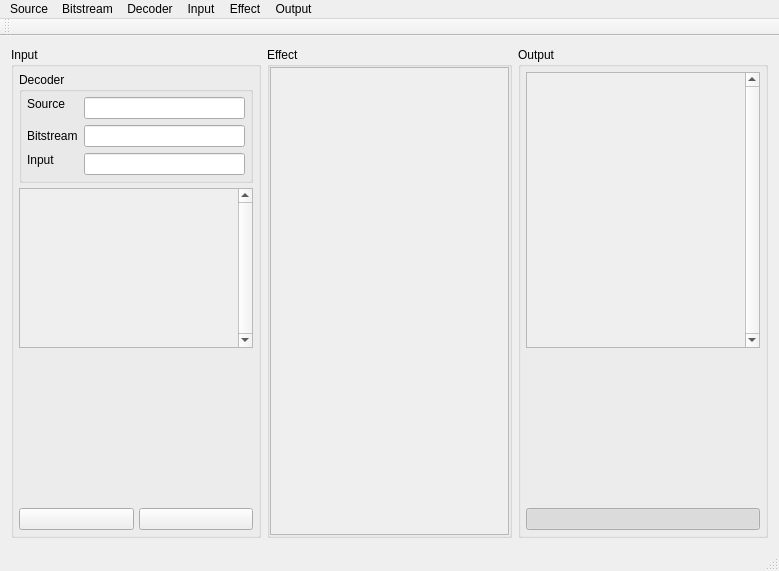
First picture: the form in src/interface/Decoder.ui, repository andresgonzalezfornell/TFM, before the edit.
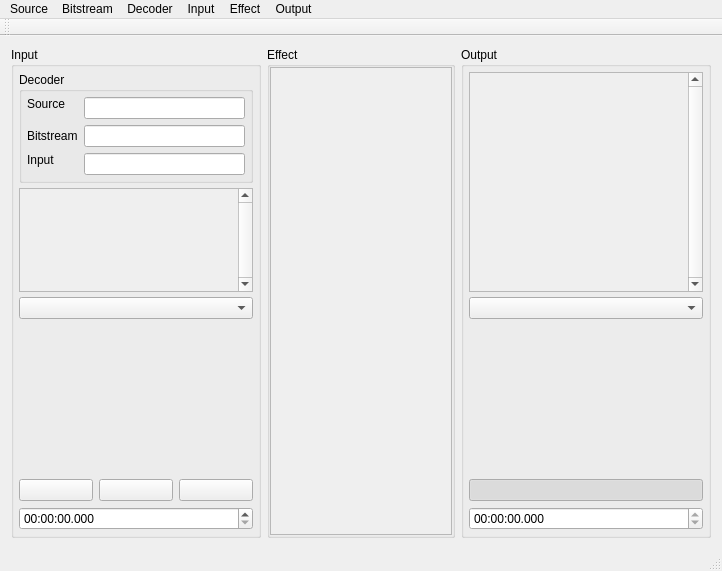
Second picture: the form after the edit. Icons and pictures are not drawn.

Commit message:
Input & output playback indicators
Input/output chart
Input/output playback time

Diff of the .ui file:
```diff
--- a/src/interface/Decoder.ui
+++ b/src/interface/Decoder.ui
@@ -6,7 +6,7 @@
    <rect>
     <x>0</x>
     <y>0</y>
-    <width>779</width>
+    <width>722</width>
     <height>571</height>
    </rect>
   </property>
@@ -212,8 +212,8 @@
            <rect>
             <x>0</x>
             <y>0</y>
-            <width>216</width>
-            <height>94</height>
+            <width>217</width>
+            <height>82</height>
            </rect>
           </property>
           <layout class="QVBoxLayout" name="input_channels_layout">
@@ -236,8 +236,17 @@
          </widget>
         </widget>
        </item>
+       <item>
+        <widget class="QComboBox" name="input_chart_selector"/>
+       </item>
        <item>
         <widget class="QWidget" name="input_chart" native="true">
+         <property name="sizePolicy">
+          <sizepolicy hsizetype="Fixed" vsizetype="Fixed">
+           <horstretch>0</horstretch>
+           <verstretch>0</verstretch>
+          </sizepolicy>
+         </property>
          <property name="minimumSize">
           <size>
            <width>200</width>
@@ -256,14 +265,11 @@
         </widget>
        </item>
        <item>
-        <layout class="QHBoxLayout" name="input_controls">
-         <property name="spacing">
-          <number>5</number>
-         </property>
+        <layout class="QGridLayout" name="input_controls">
          <property name="sizeConstraint">
           <enum>QLayout::SetDefaultConstraint</enum>
          </property>
-         <item>
+         <item row="0" column="0">
           <widget class="QPushButton" name="input_playback">
            <property name="sizePolicy">
             <sizepolicy hsizetype="Minimum" vsizetype="Fixed">
@@ -296,7 +302,34 @@
            </property>
           </widget>
          </item>
-         <item>
+         <item row="1" column="0" colspan="3">
+          <widget class="QDateTimeEdit" name="input_timer">
+           <property name="currentSection">
+            <enum>QDateTimeEdit::SecondSection</enum>
+           </property>
+           <property name="displayFormat">
+            <string>hh:mm:ss.zzz</string>
+           </property>
+           <property name="calendarPopup">
+            <bool>false</bool>
+           </property>
+          </widget>
+         </item>
+         <item row="0" column="1">
+          <widget class="QPushButton" name="input_stop">
+           <property name="text">
+            <string/>
+           </property>
+           <property name="icon">
+            <iconset resource="media.qrc">
+             <normaloff>:/icons/stop</normaloff>:/icons/stop</iconset>
+           </property>
+           <property name="checkable">
+            <bool>false</bool>
+           </property>
+          </widget>
+         </item>
+         <item row="0" column="2">
           <widget class="QPushButton" name="input_info">
            <property name="sizePolicy">
             <sizepolicy hsizetype="Minimum" vsizetype="Fixed">
@@ -361,7 +394,7 @@
            <rect>
             <x>0</x>
             <y>0</y>
-            <width>215</width>
+            <width>158</width>
             <height>477</height>
            </rect>
           </property>
@@ -455,8 +488,8 @@
            <rect>
             <x>0</x>
             <y>0</y>
-            <width>216</width>
-            <height>153</height>
+            <width>217</width>
+            <height>140</height>
            </rect>
           </property>
           <layout class="QVBoxLayout" name="output_channels_layout">
@@ -479,6 +512,9 @@
          </widget>
         </widget>
        </item>
+       <item>
+        <widget class="QComboBox" name="output_chart_selector"/>
+       </item>
        <item>
         <widget class="QWidget" name="output_chart" native="true">
          <property name="minimumSize">
@@ -496,8 +532,8 @@
         </widget>
        </item>
        <item>
-        <layout class="QHBoxLayout" name="output_controls">
-         <item>
+        <layout class="QGridLayout" name="output_controls">
+         <item row="0" column="0">
           <widget class="QPushButton" name="output_playback">
            <property name="sizePolicy">
             <sizepolicy hsizetype="Minimum" vsizetype="Fixed">
@@ -527,6 +563,25 @@
            </property>
           </widget>
          </item>
+         <item row="1" column="0">
+          <widget class="QDateTimeEdit" name="output_timer">
+           <property name="enabled">
+            <bool>true</bool>
+           </property>
+           <property name="readOnly">
+            <bool>true</bool>
+           </property>
+           <property name="currentSection">
+            <enum>QDateTimeEdit::SecondSection</enum>
+           </property>
+           <property name="displayFormat">
+            <string>hh:mm:ss.zzz</string>
+           </property>
+           <property name="calendarPopup">
+            <bool>false</bool>
+           </property>
+          </widget>
+         </item>
         </layout>
        </item>
       </layout>
@@ -539,7 +594,7 @@
     <rect>
      <x>0</x>
      <y>0</y>
-     <width>779</width>
+     <width>722</width>
      <height>22</height>
     </rect>
    </property>
```
Left out of the diff: 10 changed lines with no effect on the pictures. The commit also changes 34 other files.
